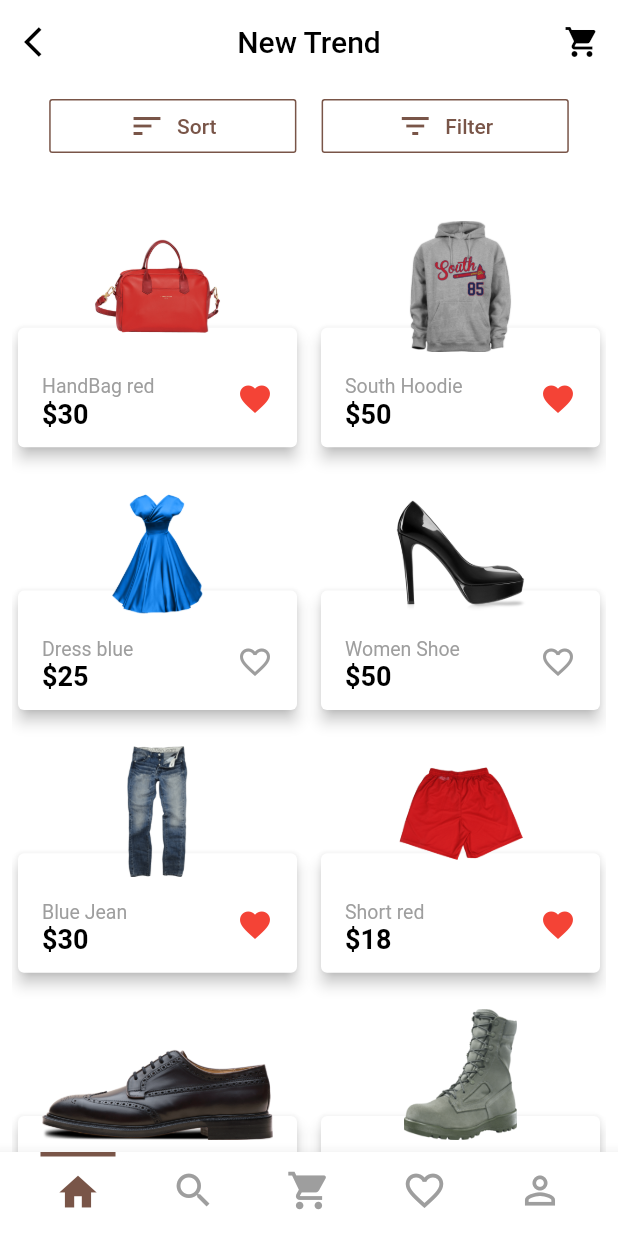
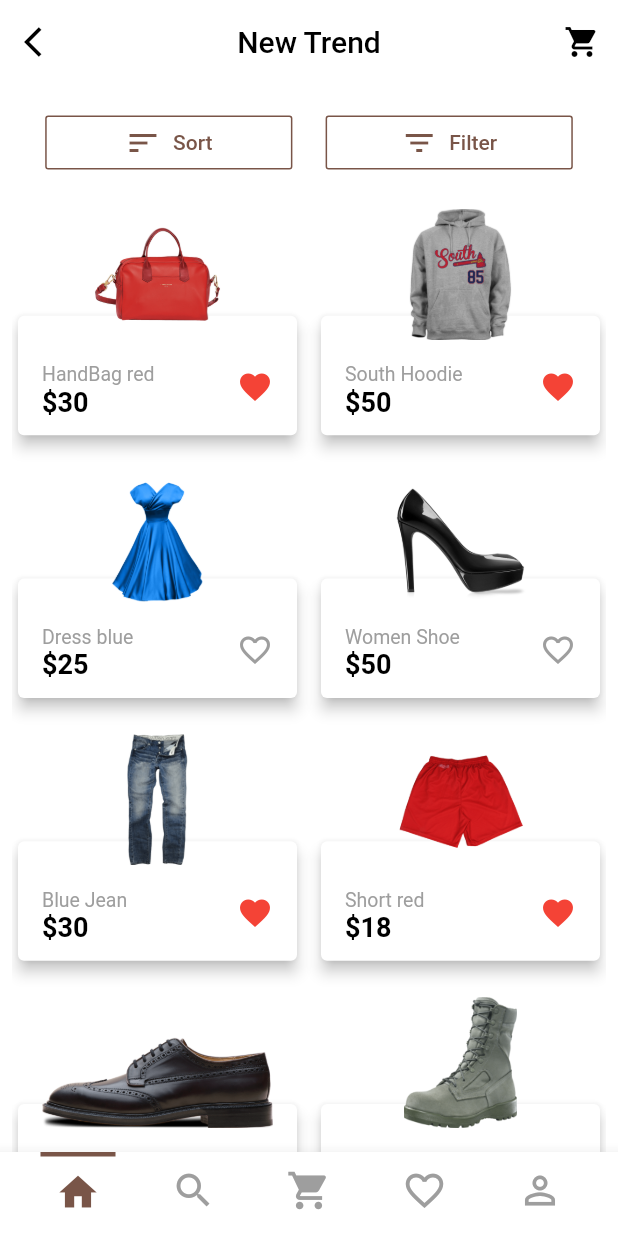
Before and after one commit to boanergepro/e-commerce-app-demo, a Flutter app: the screen it shows after launch, on a phone screen of 412 x 824 dp. Run offline on Flutter 3.47's test engine with Material 2 defaults, Android fonts, the phone set to English and light mode, and no system bars.

Commit message:
[MOD]: - Corregi error de desbordamiento

```diff
--- a/lib/src/screens/list_products_screen.dart
+++ b/lib/src/screens/list_products_screen.dart
@@ -83,10 +83,13 @@ class _ListProductsScreenState extends State<ListProductsScreen> {
             onPressed: () {},
           )
         ],
-        bottom: AppBar(
-          elevation: 0,
-          backgroundColor: Colors.white,
-          title: Expanded(
+      ),
+      body: Container(
+        margin: EdgeInsets.only(left: 8, top: 15, right: 8),
+        child: Column(
+          children: <Widget>[
+            Container(
+              width: size.width,
               child: Row(
                 mainAxisAlignment: MainAxisAlignment.spaceEvenly,
                 children: <Widget>[
@@ -103,10 +106,7 @@ class _ListProductsScreenState extends State<ListProductsScreen> {
                 ],
               ),
             ),
-        ),
-      ),
-      body: Container(
-        margin: EdgeInsets.only(left: 8, top: 15, right: 8),
+            Expanded(
               child: GridView.count(
                 crossAxisSpacing: 8,
                 crossAxisCount: 2,
@@ -117,6 +117,9 @@ class _ListProductsScreenState extends State<ListProductsScreen> {
                 children: List.generate(items.length, (index) {
                   return items[index];
                 }),
+              ),
+            )
+          ],
         ),
       ),
       bottomNavigationBar: CustomNavigationBar(
```
Lines whose indentation alone changed are shown as unchanged.
